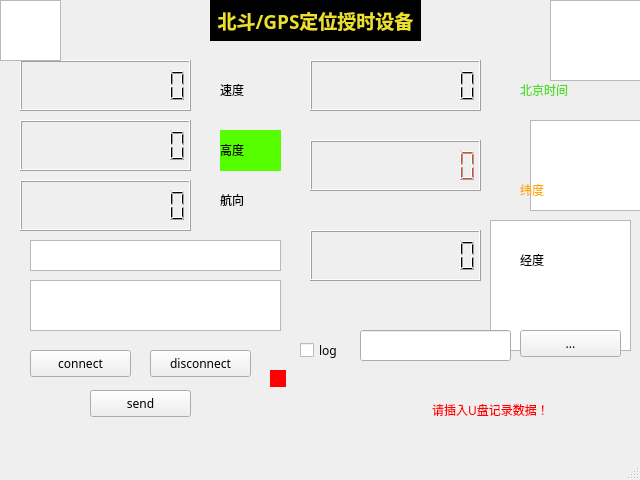
Above: mainwindow.ui from sensarliar/gps_test before the change. Below: the same form after it.
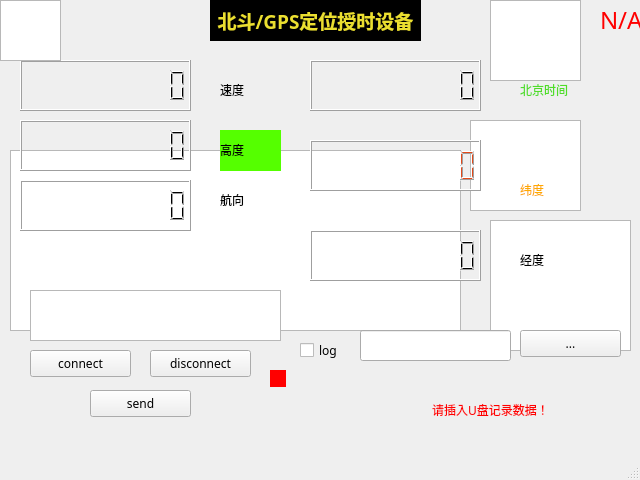
That is the form after the change. Icons and pictures are not drawn.

Commit message: add gps parsing code, modify the UI,resolve some problems,eg. data not stable, not continuous

What changed in the file:
```diff
--- a/mainwindow.ui
+++ b/mainwindow.ui
@@ -27,7 +27,7 @@
     <property name="geometry">
      <rect>
       <x>30</x>
-      <y>280</y>
+      <y>290</y>
       <width>251</width>
       <height>51</height>
      </rect>
@@ -185,24 +185,27 @@
    <widget class="QTextBrowser" name="m_receiveEdit">
     <property name="geometry">
      <rect>
-      <x>30</x>
-      <y>240</y>
-      <width>251</width>
-      <height>31</height>
+      <x>10</x>
+      <y>150</y>
+      <width>451</width>
+      <height>181</height>
      </rect>
     </property>
    </widget>
-   <widget class="QLabel" name="m_label_debug">
+   <widget class="QLabel" name="m_label_available">
     <property name="geometry">
      <rect>
-      <x>650</x>
-      <y>10</y>
-      <width>69</width>
-      <height>17</height>
+      <x>600</x>
+      <y>0</y>
+      <width>40</width>
+      <height>40</height>
      </rect>
     </property>
+    <property name="styleSheet">
+     <string notr="true"/>
+    </property>
     <property name="text">
-     <string/>
+     <string>&lt;html&gt;&lt;head/&gt;&lt;body&gt;&lt;p&gt;&lt;span style=&quot; font-size:18pt; color:#ff0000;&quot;&gt;N/A&lt;/span&gt;&lt;/p&gt;&lt;/body&gt;&lt;/html&gt;</string>
     </property>
    </widget>
    <widget class="QLCDNumber" name="m_time">
@@ -631,7 +634,7 @@
    <widget class="QGraphicsView" name="graphicsView">
     <property name="geometry">
      <rect>
-      <x>550</x>
+      <x>490</x>
       <y>0</y>
       <width>91</width>
       <height>81</height>
@@ -659,7 +662,7 @@
    <widget class="QGraphicsView" name="graphicsView_3">
     <property name="geometry">
      <rect>
-      <x>530</x>
+      <x>470</x>
       <y>120</y>
       <width>111</width>
       <height>91</height>
@@ -701,6 +704,23 @@
      <string/>
     </property>
    </widget>
+   <widget class="QLabel" name="m_label_tt">
+    <property name="geometry">
+     <rect>
+      <x>230</x>
+      <y>400</y>
+      <width>141</width>
+      <height>41</height>
+     </rect>
+    </property>
+    <property name="autoFillBackground">
+     <bool>false</bool>
+    </property>
+    <property name="text">
+     <string/>
+    </property>
+   </widget>
+   <zorder>m_receiveEdit</zorder>
    <zorder>graphicsView_3</zorder>
    <zorder>graphicsView_4</zorder>
    <zorder>m_sendEdit</zorder>
@@ -712,8 +732,7 @@
    <zorder>m_enableLoggingCb</zorder>
    <zorder>m_logFileLe</zorder>
    <zorder>m_logFileFileDialog</zorder>
-   <zorder>m_receiveEdit</zorder>
-   <zorder>m_label_debug</zorder>
+   <zorder>m_label_available</zorder>
    <zorder>m_time</zorder>
    <zorder>m_location_N</zorder>
    <zorder>m_location_E</zorder>
@@ -731,6 +750,7 @@
    <zorder>graphicsView</zorder>
    <zorder>graphicsView_2</zorder>
    <zorder>label</zorder>
+   <zorder>m_label_tt</zorder>
   </widget>
   <widget class="QMenuBar" name="menubar">
    <property name="geometry">
```
The commit also changes 5 other files.
